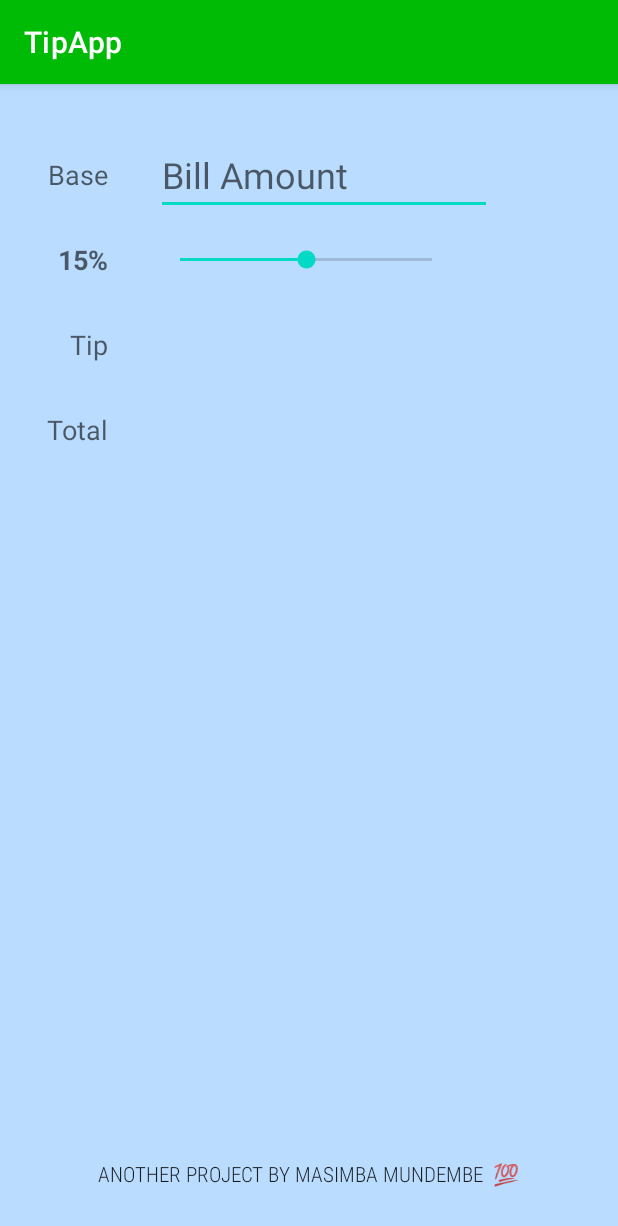
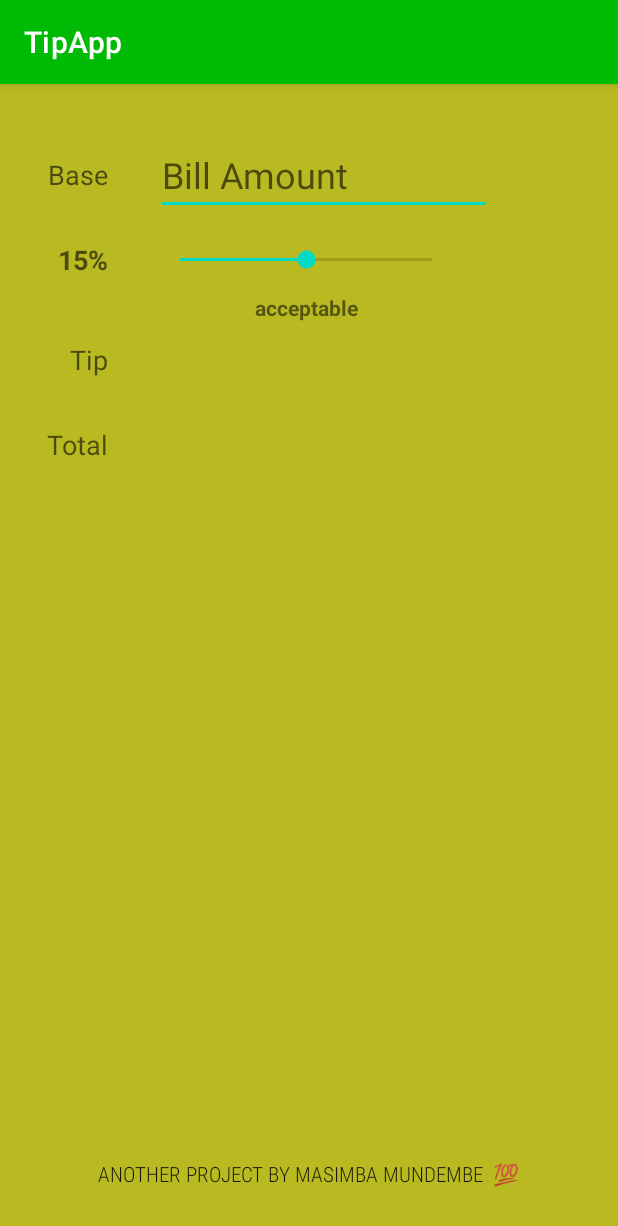
Before and after one commit to mundembe/Android-Tip-Calculator, an Android app: the screen it shows after launch (MainActivity), on a phone screen of 412 x 824 dp. Shown: the top 1226 px of the screen. Run offline under Robolectric (Android 15) with nearby library versions, the phone set to English and light mode, and no system bars.

Commit message:
Show message and change bg color based on tip percentage

```diff
--- a/app/src/main/java/com/masimba/tipapp/MainActivity.kt
+++ b/app/src/main/java/com/masimba/tipapp/MainActivity.kt
@@ -1,6 +1,9 @@
 package com.masimba.tipapp
 
+import android.animation.ArgbEvaluator
+import android.content.Context
 import android.os.Bundle
+import android.service.autofill.CustomDescription
 import android.text.Editable
 import android.text.TextWatcher
 import android.util.Log
@@ -9,6 +12,7 @@ import android.widget.SeekBar
 import android.widget.TextView
 import androidx.activity.enableEdgeToEdge
 import androidx.appcompat.app.AppCompatActivity
+import androidx.core.content.ContextCompat
 import androidx.core.view.ViewCompat
 import androidx.core.view.WindowInsetsCompat
 
@@ -22,6 +26,8 @@ class MainActivity : AppCompatActivity() {
     private lateinit var tvTipAmount : TextView
     private lateinit var tvTotalAmount :TextView
     private lateinit var tvTipPercentLabel : TextView
+    private lateinit var tvTipDescription: TextView
+    private lateinit var screen: androidx.constraintlayout.widget.ConstraintLayout
 
     override fun onCreate(savedInstanceState: Bundle?) {
         super.onCreate(savedInstanceState)
@@ -33,14 +39,18 @@ class MainActivity : AppCompatActivity() {
         tvTipAmount = findViewById(R.id.tvTipAmount)
         tvTotalAmount = findViewById(R.id.tvTotalAmount)
         tvTipPercentLabel = findViewById(R.id.tvTipPercentLabel)
+        tvTipDescription = findViewById(R.id.tvTipDescription)
+        screen = findViewById(R.id.main)
         seekBarTip.progress = INITIAL_TIP_PERCENTAGE
         tvTipPercentLabel.text = "$INITIAL_TIP_PERCENTAGE%"
+        updateDescription(INITIAL_TIP_PERCENTAGE)
 
         seekBarTip.setOnSeekBarChangeListener(object : SeekBar.OnSeekBarChangeListener {
             override fun onProgressChanged(seekBar: SeekBar?, progress: Int, fromUser: Boolean) {
                 Log.i(TAG, "onProgressChanged: $progress")
                 tvTipPercentLabel.text = "$progress%"
                 computeTipAndTotal()
+                updateDescription(progress)
             }
 
             override fun onStartTrackingTouch(seekBar: SeekBar?) {}
@@ -83,4 +93,23 @@ class MainActivity : AppCompatActivity() {
         tvTotalAmount.text = "%.2f".format(totalAmount)
     }
 
+    private fun updateDescription(tipAmount: Int){
+        val description = when(tipAmount) {
+            in 0..9 -> "poor"
+            in 10..15 -> "acceptable"
+            in 16..24 -> "good"
+            else -> "Awesome"
+        }
+        tvTipDescription.text = description
+
+        // change bg color
+        val color = ArgbEvaluator().evaluate(
+            tipAmount.toFloat() / seekBarTip.max,
+            ContextCompat.getColor(this, R.color.worst_tip),
+            ContextCompat.getColor(this, R.color.best_tip)
+        ) as Int
+
+        screen.setBackgroundColor(color)
+    }
+
 }
--- a/app/src/main/res/layout/activity_main.xml
+++ b/app/src/main/res/layout/activity_main.xml
@@ -7,7 +7,7 @@
     android:layout_height="match_parent"
     tools:context=".MainActivity">
 
-<!--    Views  on Lest side-->
+    <!--    Views  on Lest side-->
     <TextView
         android:id="@+id/tvBaseLabel"
         android:layout_width="wrap_content"
@@ -34,7 +34,7 @@
         android:id="@+id/tvTipLabel"
         android:layout_width="wrap_content"
         android:layout_height="wrap_content"
-        android:layout_marginTop="32dp"
+        android:layout_marginTop="42dp"
         android:text="Tip"
         android:textAppearance="@style/TextAppearance.AppCompat.Medium"
         app:layout_constraintEnd_toEndOf="@id/tvBaseLabel"
@@ -50,7 +50,7 @@
         app:layout_constraintEnd_toEndOf="@id/tvBaseLabel"
         app:layout_constraintTop_toBottomOf="@+id/tvTipLabel" />
 
-<!--    Views on right Side-->
+    <!--    Views on right Side-->
     <EditText
         android:id="@+id/etBaseAmount"
         android:layout_width="wrap_content"
@@ -106,4 +106,15 @@
         app:layout_constraintEnd_toEndOf="parent"
         app:layout_constraintStart_toStartOf="parent" />
 
+    <TextView
+        android:id="@+id/tvTipDescription"
+        android:layout_width="wrap_content"
+        android:layout_height="wrap_content"
+        android:layout_marginTop="13dp"
+        android:textStyle="bold"
+        app:layout_constraintEnd_toEndOf="@+id/seekBarTip"
+        app:layout_constraintStart_toStartOf="@+id/seekBarTip"
+        app:layout_constraintTop_toBottomOf="@+id/seekBarTip"
+        tools:text="Acceptable" />
+
 </androidx.constraintlayout.widget.ConstraintLayout>
--- a/app/src/main/res/values/colors.xml
+++ b/app/src/main/res/values/colors.xml
@@ -5,4 +5,6 @@
     <color name="primary_green">#00BB05</color>
     <color name="darker_green">#2EFFA5</color>
     <color name="background_green">#BADCFF</color>
+    <color name="best_tip">#00FF2E</color>
+    <color name="worst_tip">#FE0D01</color>
 </resources>
--- a/app/src/main/res/values/themes.xml
+++ b/app/src/main/res/values/themes.xml
@@ -5,7 +5,7 @@
         <!-- <item name="colorPrimary">@color/my_light_primary</item> -->
         <item name="colorPrimary">@color/primary_green</item>
         <item name="colorPrimaryVariant">@color/darker_green</item>
-        <item name="android:colorBackground">@color/background_green</item>
+<!--        <item name="android:colorBackground">@color/background_green</item>-->
 
     </style>
 
```
